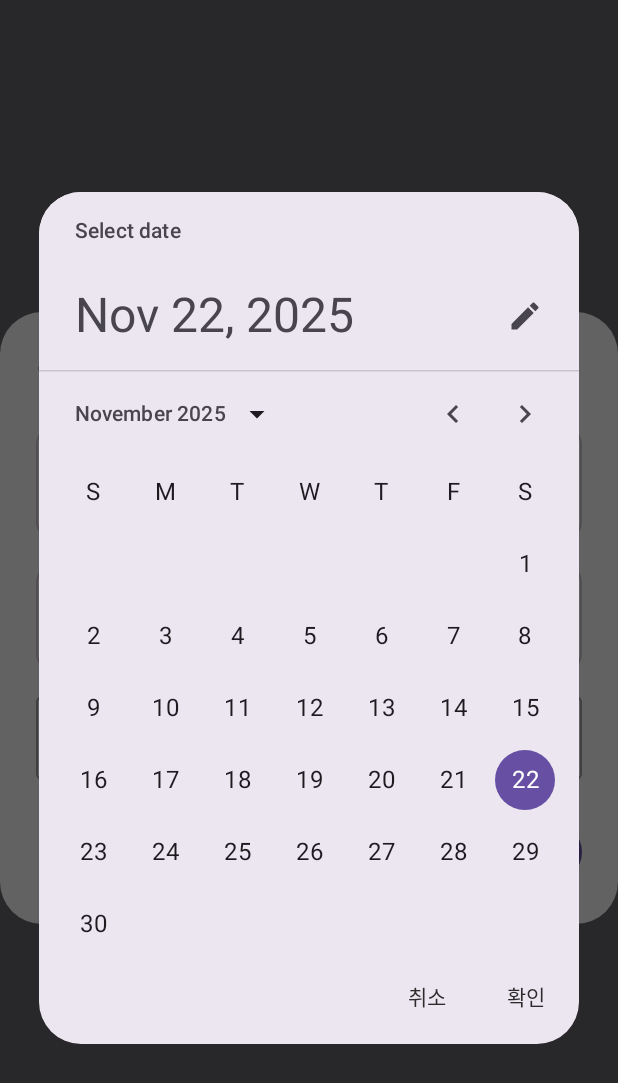
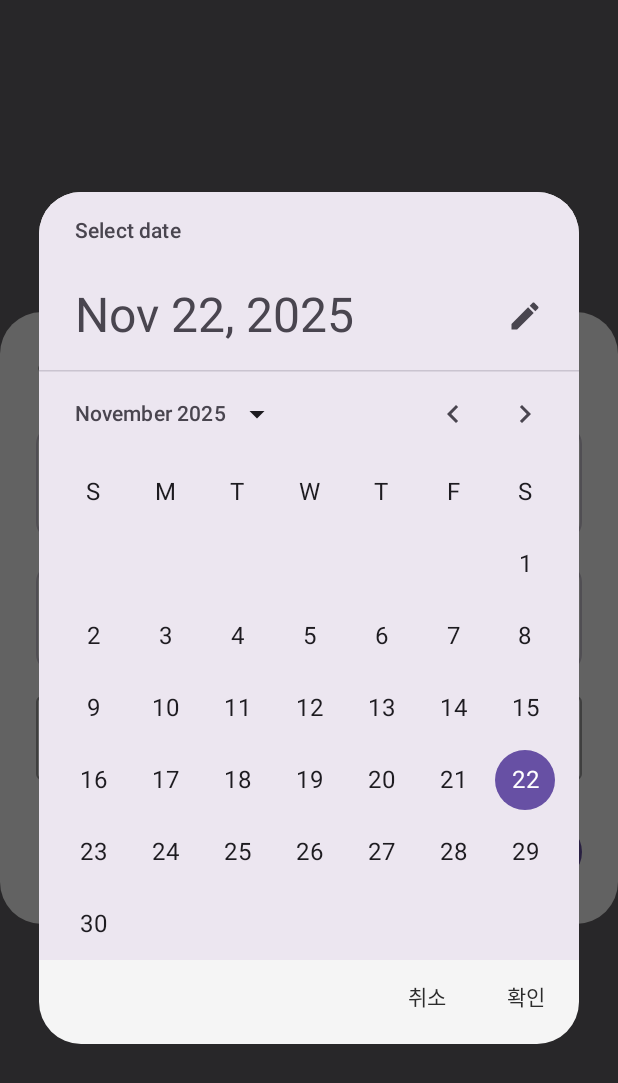
Before and after one commit to dev-minggyu/NoteApp, an Android app built with Jetpack Compose: the composable AlarmSettingDialog called with empty values, after a tap on "날짜", on a phone screen of 412 x 824 dp. Shown: the top 1083 px of the screen. Run offline under Robolectric (Android 15) with nearby library versions, the phone set to English and light mode, and no system bars.

Commit message:
feat: update some color values

```diff
--- a/feature/notedetail/src/main/java/com/note/feature/notedetail/component/AlarmSettingDialog.kt
+++ b/feature/notedetail/src/main/java/com/note/feature/notedetail/component/AlarmSettingDialog.kt
@@ -13,6 +13,7 @@ import androidx.compose.material3.AlertDialog
 import androidx.compose.material3.Button
 import androidx.compose.material3.CardDefaults
 import androidx.compose.material3.DatePicker
+import androidx.compose.material3.DatePickerDefaults
 import androidx.compose.material3.DatePickerDialog
 import androidx.compose.material3.ExperimentalMaterial3Api
 import androidx.compose.material3.Icon
@@ -241,6 +242,9 @@ fun AlarmSettingDialog(
 
     if (showDatePicker) {
         DatePickerDialog(
+            colors = DatePickerDefaults.colors(
+                containerColor = AppTheme.colors.contentBackground,
+            ),
             onDismissRequest = { showDatePicker = false },
             confirmButton = {
                 TextButton(
@@ -272,6 +276,7 @@ fun AlarmSettingDialog(
 
     if (showTimePicker) {
         AlertDialog(
+            containerColor = AppTheme.colors.contentBackground,
             onDismissRequest = { showTimePicker = false },
             confirmButton = {
                 TextButton(
```
